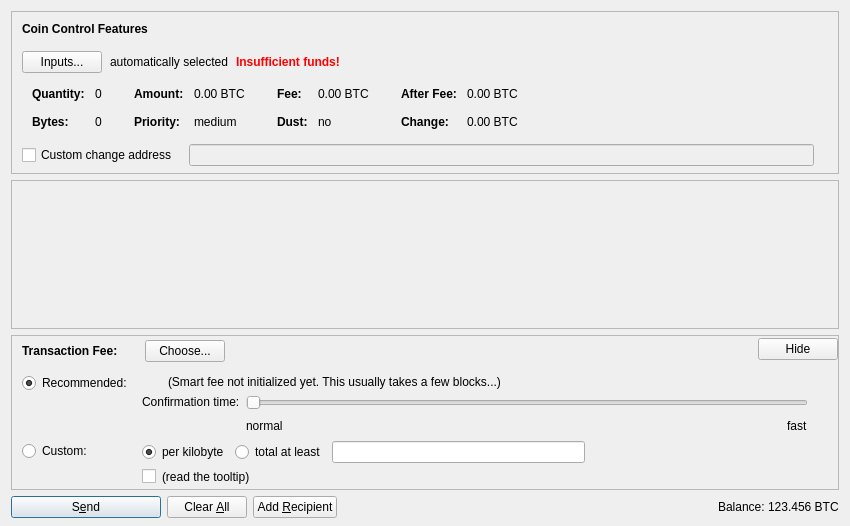
Before: the Qt Designer form src/qt/forms/sendcoinsdialog.ui in gamecoinproject/gamecoin, drawn with Qt 5.
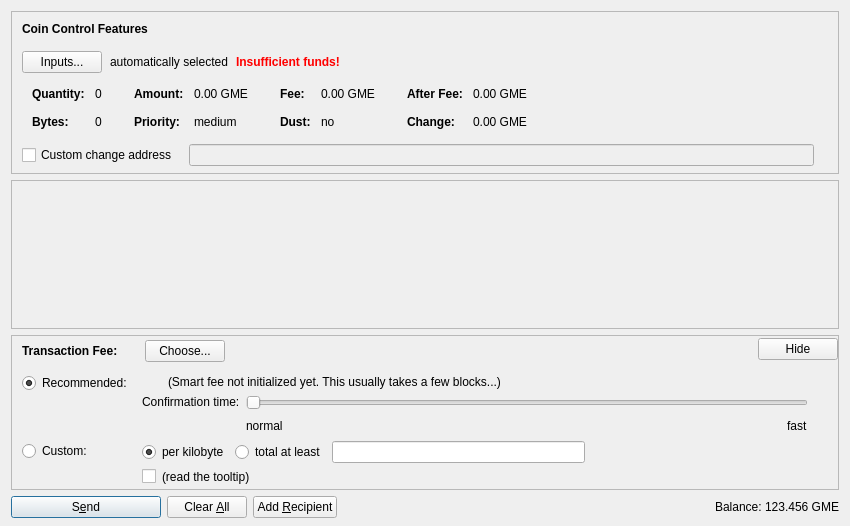
After: the same form once the commit is applied. Icons and pictures are not drawn. Custom widgets are drawn as their Qt base class.

Patch:
```diff
--- a/src/qt/forms/sendcoinsdialog.ui
+++ b/src/qt/forms/sendcoinsdialog.ui
@@ -324,7 +324,7 @@
                   <enum>Qt::ActionsContextMenu</enum>
                  </property>
                  <property name="text">
-                  <string notr="true">0.00 BTC</string>
+                  <string notr="true">0.00 GME</string>
                  </property>
                  <property name="textInteractionFlags">
                   <set>Qt::LinksAccessibleByMouse|Qt::TextSelectableByKeyboard|Qt::TextSelectableByMouse</set>
@@ -404,7 +404,7 @@
                   <enum>Qt::ActionsContextMenu</enum>
                  </property>
                  <property name="text">
-                  <string notr="true">0.00 BTC</string>
+                  <string notr="true">0.00 GME</string>
                  </property>
                  <property name="textInteractionFlags">
                   <set>Qt::LinksAccessibleByMouse|Qt::TextSelectableByKeyboard|Qt::TextSelectableByMouse</set>
@@ -484,7 +484,7 @@
                   <enum>Qt::ActionsContextMenu</enum>
                  </property>
                  <property name="text">
-                  <string notr="true">0.00 BTC</string>
+                  <string notr="true">0.00 GME</string>
                  </property>
                  <property name="textInteractionFlags">
                   <set>Qt::LinksAccessibleByMouse|Qt::TextSelectableByKeyboard|Qt::TextSelectableByMouse</set>
@@ -513,7 +513,7 @@
                   <enum>Qt::ActionsContextMenu</enum>
                  </property>
                  <property name="text">
-                  <string notr="true">0.00 BTC</string>
+                  <string notr="true">0.00 GME</string>
                  </property>
                  <property name="textInteractionFlags">
                   <set>Qt::LinksAccessibleByMouse|Qt::TextSelectableByKeyboard|Qt::TextSelectableByMouse</set>
@@ -1299,7 +1299,7 @@
           <cursorShape>IBeamCursor</cursorShape>
          </property>
          <property name="text">
-          <string notr="true">123.456 BTC</string>
+          <string notr="true">123.456 GME</string>
          </property>
          <property name="textInteractionFlags">
           <set>Qt::LinksAccessibleByMouse|Qt::TextSelectableByKeyboard|Qt::TextSelectableByMouse</set>
```
